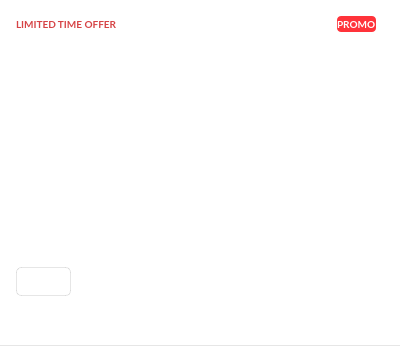
Before: the Qt Designer form src/MEGASync/gui/macx/NotificationItem.ui in meganz/MEGAsync, drawn with Qt 5.
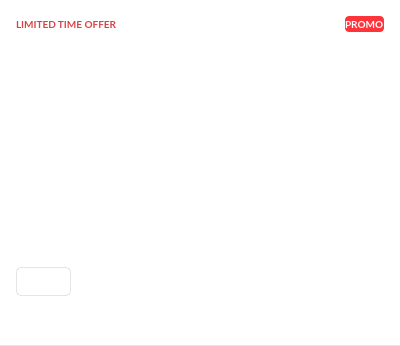
After: the same form once the commit is applied. Icons and pictures are not drawn. Custom widgets are drawn as their Qt base class.

Diff of the .ui file:
```diff
--- a/src/MEGASync/gui/macx/NotificationItem.ui
+++ b/src/MEGASync/gui/macx/NotificationItem.ui
@@ -187,7 +187,7 @@
           <number>0</number>
          </property>
          <property name="rightMargin">
-          <number>8</number>
+          <number>0</number>
          </property>
          <property name="bottomMargin">
           <number>0</number>
```
